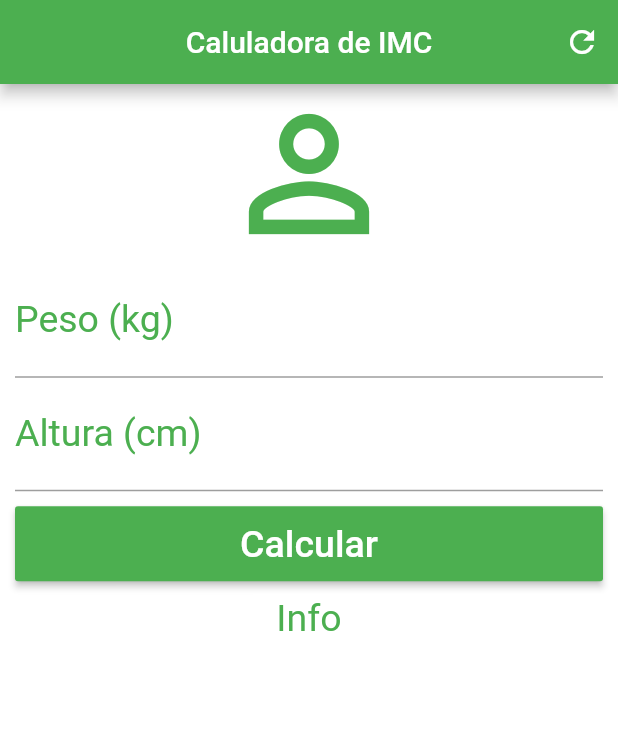
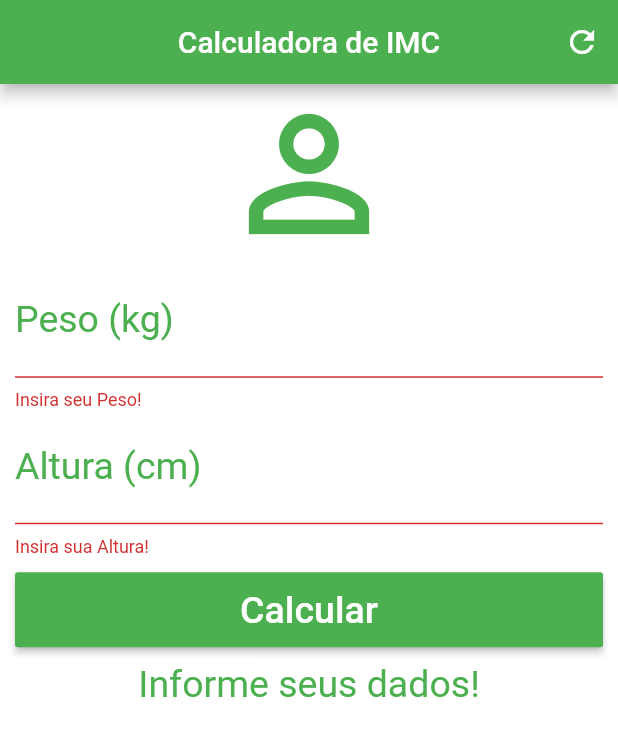
Before and after one commit to dansousamelo/Flutter-Projects, a Flutter app: the screen it shows after launch, after a tap on "Calcular", on a phone screen of 412 x 824 dp. Shown: the top 736 px of the screen. Run offline on Flutter 3.47's test engine with Material 2 defaults, Android fonts, the phone set to English and light mode, and no system bars.

Commit message:
Finalizando Calculadora de IMC

```diff
--- a/imc_app/lib/main.dart
+++ b/imc_app/lib/main.dart
@@ -12,44 +12,104 @@ class Home extends StatefulWidget {
 }
 
 class _HomeState extends State<Home> {
+  TextEditingController weightController = TextEditingController();
+  TextEditingController heightController = TextEditingController();
+
+  GlobalKey<FormState> _formKey = GlobalKey<FormState>();
+
+  String _infoText = "Informe seus dados!";
+
+  void _resetFields() {
+    weightController.text = "";
+    heightController.text = "";
+    setState(() {
+      _infoText = "Informe seus dados!";
+      _formKey = GlobalKey<FormState>();
+    });
+  }
+
+  void _calculate() {
+    setState(() {
+      double weight = double.parse(weightController.text);
+      double height = double.parse(heightController.text) / 100;
+      double imc = weight / (height * height);
+      if (imc < 18.6) {
+        _infoText = "Abaixo do Peso (${imc.toStringAsPrecision(4)})";
+      } else if (imc >= 18.6 && imc < 24.9) {
+        _infoText = "Peso Ideal (${imc.toStringAsPrecision(4)})";
+      } else if (imc >= 24.9 && imc < 29.9) {
+        _infoText = "Levemente Acima do Peso (${imc.toStringAsPrecision(4)})";
+      } else if (imc >= 29.9 && imc < 34.9) {
+        _infoText = "Obesidade Grau I (${imc.toStringAsPrecision(4)})";
+      } else if (imc >= 34.9 && imc < 39.9) {
+        _infoText = "Obesidade Grau II (${imc.toStringAsPrecision(4)})";
+      } else if (imc >= 40) {
+        _infoText = "Obesidade Grau III (${imc.toStringAsPrecision(4)})";
+      }
+    });
+  }
+
   @override
   Widget build(BuildContext context) {
     return Scaffold(
       appBar: AppBar(
-          title: Text("Caluladora de IMC"),
+        title: Text("Calculadora de IMC"),
         centerTitle: true,
         backgroundColor: Colors.green,
         actions: <Widget>[
-            IconButton(icon: Icon(Icons.refresh), onPressed: () {})
+          IconButton(
+            icon: Icon(Icons.refresh),
+            onPressed: _resetFields,
+          )
         ],
       ),
       backgroundColor: Colors.white,
       body: SingleChildScrollView(
         padding: EdgeInsets.fromLTRB(10.0, 0.0, 10.0, 0.0),
+        child: Form(
+          key: _formKey,
           child: Column(
             crossAxisAlignment: CrossAxisAlignment.stretch,
             children: <Widget>[
               Icon(Icons.person_outline, size: 120.0, color: Colors.green),
-              TextField(
+              TextFormField(
                 keyboardType: TextInputType.number,
                 decoration: InputDecoration(
                     labelText: "Peso (kg)",
                     labelStyle: TextStyle(color: Colors.green)),
                 textAlign: TextAlign.center,
-                  style: TextStyle(color: Colors.green, fontSize: 25.0)),
-              TextField(
+                style: TextStyle(color: Colors.green, fontSize: 25.0),
+                controller: weightController,
+                validator: (value) {
+                  if (value.isEmpty) {
+                    return "Insira seu Peso!";
+                  }
+                },
+              ),
+              TextFormField(
                 keyboardType: TextInputType.number,
                 decoration: InputDecoration(
                     labelText: "Altura (cm)",
                     labelStyle: TextStyle(color: Colors.green)),
                 textAlign: TextAlign.center,
-                  style: TextStyle(color: Colors.green, fontSize: 25.0)),
+                style: TextStyle(color: Colors.green, fontSize: 25.0),
+                controller: heightController,
+                validator: (value) {
+                  if (value.isEmpty) {
+                    return "Insira sua Altura!";
+                  }
+                },
+              ),
               Padding(
                 padding: EdgeInsets.only(top: 10.0, bottom: 10.0),
                 child: Container(
                   height: 50.0,
                   child: RaisedButton(
-                    onPressed: () {},
+                    onPressed: () {
+                      if (_formKey.currentState.validate()) {
+                        _calculate();
+                      }
+                    },
                     child: Text(
                       "Calcular",
                       style: TextStyle(color: Colors.white, fontSize: 25.0),
@@ -58,10 +118,15 @@ class _HomeState extends State<Home> {
                   ),
                 ),
               ),
-              Text("Info", textAlign: TextAlign.center,
-                style: TextStyle(color: Colors.green, fontSize: 25.0),)
+              Text(
+                _infoText,
+                textAlign: TextAlign.center,
+                style: TextStyle(color: Colors.green, fontSize: 25.0),
+              )
             ],
           ),
-        ),);
+        ),
+      ),
+    );
   }
 }
```
Lines whose indentation alone changed are shown as unchanged.
